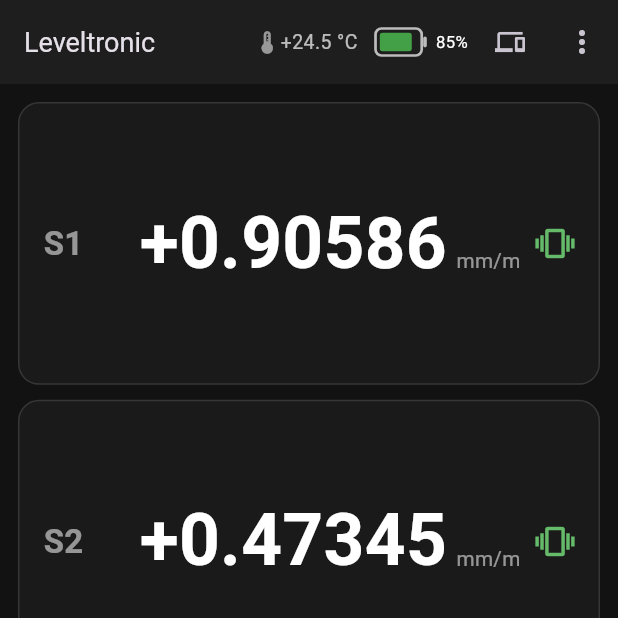
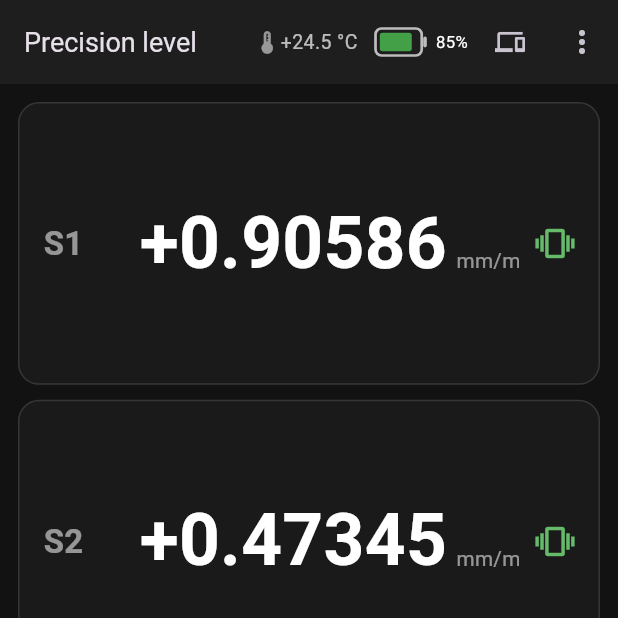
Before and after one commit to soldernerd/LevelAppMobile, a Flutter app: the screen it shows after launch, after a tap on "Open demo instrument", on a phone screen of 412 x 824 dp, the top half of it. Run offline on Flutter 3.47's test engine with Material 3 defaults, Android fonts, the phone set to English and light mode, and no system bars; our stand-ins replace device_info_plus, dio, flutter_blue_plus, flutter_riverpod, go_router, open_filex and 4 more; network calls fail.

Commit message:
feat: rename to LevelApp Mobile, require API 3.1, v1.0.0
- app name LevelApp Mobile (Android label, iOS display name, app title);
  the device family is shown as "Precision level". "Leveltronic" is a
  third-party trade name and stays only as the BLE advertised-name prefix
  the existing instruments send, and in internal identifiers
- privacy policy, Play listing, README and CLAUDE.md updated to match
- API floor is 3.1 (kApiMinMinor): the API counts, not the firmware version;
  a device reporting no minor (3.0) is refused with a message naming both
  versions
- the demo instrument starts in service mode and keeps it, so the
  calibration wizards can be tried
- version 1.0.0+1

Co-Authored-By: Claude Sonnet 5.5 <noreply@anthropic.com>

```diff
--- a/lib/devices/leveltronic/instrument_api.dart
+++ b/lib/devices/leveltronic/instrument_api.dart
@@ -14,25 +14,29 @@ import 'package:inclinometer/devices/device_driver.dart';
 
 /// The connected instrument does not speak the protocol this app does.
 class IncompatibleFirmwareException implements ConnectFailure {
-  const IncompatibleFirmwareException(this.apiVersion, this.firmware);
+  const IncompatibleFirmwareException(
+      this.apiVersion, this.apiMinor, this.firmware);
 
-  /// The `api_version` the instrument reported.
+  /// The API version the instrument reported (`api_version`, `api_minor`).
   final int apiVersion;
+  final int apiMinor;
   final String firmware;
 
   @override
   String get message =>
-      'This instrument speaks API v$apiVersion (firmware $firmware); '
-      'this app needs API v$kApiVersion.';
+      'This instrument speaks API v$apiVersion.$apiMinor (firmware $firmware); '
+      'this app needs API v$kApiVersion.$kApiMinMinor or newer.';
 
   @override
   String toString() => 'IncompatibleFirmwareException($message)';
 }
 
-/// Throws [IncompatibleFirmwareException] unless [id] reports API v[kApiVersion].
+/// Throws [IncompatibleFirmwareException] unless [id] reports API
+/// v[kApiVersion].[kApiMinMinor] or a newer minor of it.
 void ensureCompatible(ApiIdentity id) {
-  if (id.apiVersion != kApiVersion) {
-    throw IncompatibleFirmwareException(id.apiVersion, id.firmware);
+  if (id.apiVersion != kApiVersion || !id.atLeast(kApiVersion, kApiMinMinor)) {
+    throw IncompatibleFirmwareException(
+        id.apiVersion, id.apiMinor, id.firmware);
   }
 }
 
--- a/lib/devices/leveltronic/leveltronic_driver.dart
+++ b/lib/devices/leveltronic/leveltronic_driver.dart
@@ -35,11 +35,15 @@ class LeveltronicDriver extends DeviceDriver {
   @override
   String get id => 'leveltronic';
 
+  /// Shown to the user. "Leveltronic" is a third-party trade name and must not
+  /// appear in the app's own wording; it stays only where the hardware dictates
+  /// it (the advertised BLE name below).
   @override
-  String get displayName => 'Leveltronic';
+  String get displayName => 'Precision level';
 
   /// The instrument advertises as `Leveltronic-<last 2 MAC bytes>` (firmware
-  /// `Config/config.h` `BLE_DEVICE_NAME`).
+  /// `Config/config.h` `BLE_DEVICE_NAME`). This is the scan filter, so it has to
+  /// match what existing units send.
   @override
   List<String> get advertisedNamePrefixes => const ['Leveltronic'];
 
--- a/lib/devices/leveltronic/simulated_device.dart
+++ b/lib/devices/leveltronic/simulated_device.dart
@@ -68,6 +68,10 @@ class SimulatedDevice implements SimulatedPeripheral {
 
   /// Let the physical tilt wander (dev runs); off in tests.
   bool wander = false;
+
+  /// Service mode does not time out (the demo instrument); only the app's
+  /// "Leave service mode" ends it.
+  bool keepServiceMode = false;
 
   /// Marks the readings doubtful (vibration).
   bool disturbed = false;
@@ -300,7 +304,7 @@ class SimulatedDevice implements SimulatedPeripheral {
 
   void _touchServiceTimer() {
     _serviceTimer?.cancel();
-    if (_serviceMode) {
+    if (_serviceMode && !keepServiceMode) {
       _serviceTimer = Timer(const Duration(minutes: 10), () {
         _serviceMode = false;
       });
--- a/lib/devices/leveltronic/ui/instrument_screen.dart
+++ b/lib/devices/leveltronic/ui/instrument_screen.dart
@@ -45,7 +45,7 @@ class InstrumentScreen extends ConsumerWidget {
       backgroundColor: const Color(0xFF121212),
       appBar: AppBar(
         backgroundColor: const Color(0xFF1E1E1E),
-        title: const DeviceTitle(fallback: 'Leveltronic'),
+        title: const DeviceTitle(fallback: 'Precision level'),
         actions: [
           if (d?.onboardTempC != null) ...[
             const Icon(Icons.thermostat, size: 18, color: Colors.white54),
--- a/lib/main.dart
+++ b/lib/main.dart
@@ -68,7 +68,7 @@ Future<void> main() async {
     UncontrolledProviderScope(
       container: _container,
       child: MaterialApp.router(
-        title: 'Leveltronic',
+        title: 'LevelApp Mobile',
         // Dark theme only.
         theme: ThemeData.dark(),
         debugShowCheckedModeBanner: false,
--- a/pubspec.yaml
+++ b/pubspec.yaml
@@ -16,7 +16,7 @@ publish_to: 'none' # Remove this line if you wish to publish to pub.dev
 # https://developer.apple.com/library/archive/documentation/General/Reference/InfoPlistKeyReference/Articles/CoreFoundationKeys.html
 # In Windows, build-name is used as the major, minor, and patch parts
 # of the product and file versions while build-number is used as the build suffix.
-version: 0.3.0+1
+version: 1.0.0+1
 
 environment:
   sdk: ^3.12.1
```
Also changed, not shown: lib/ble/api_v3.dart (+8 -4 lines), lib/ble/mock_ble_manager.dart (+9 -4 lines), 9 other files.
